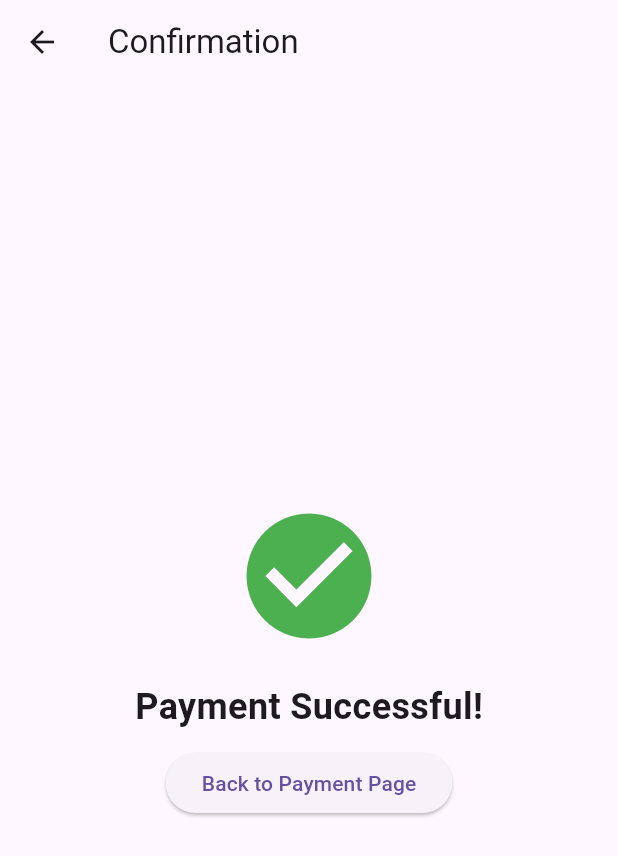
After one commit to Ggayi-Edward/Property_management_application, a Flutter app: the ConfirmationPage screen opened directly, on a phone screen of 412 x 824 dp. The commit adds this screen. Shown: the top 856 px of the screen. Run offline on Flutter 3.47's test engine with Material 3 defaults, Android fonts, the phone set to English and light mode, and no system bars; our stand-ins replace carousel_slider, firebase_auth, firebase_core, flutter_svg, fluttertoast, font_awesome_flutter and 1 more; accounts and stored records are empty; project files that could hold a hidden picture were left out.

Commit message:
added code for payment and confirmation

```diff
--- a/analysis_options.yaml
+++ b/analysis_options.yaml
@@ -7,6 +7,9 @@
 
 # The following line activates a set of recommended lints for Flutter apps,
 # packages, and plugins designed to encourage good coding practices.
+analyzer:
+  errors:
+    use_key_in_widget_constructors: ignore
 include: package:flutter_lints/flutter.yaml
 
 linter:
--- a/lib/main.dart
+++ b/lib/main.dart
@@ -1,9 +1,9 @@
+// ignore: depend_on_referenced_packages
 import 'package:firebase_core/firebase_core.dart';
-import 'package:flutter/material.dart';
+
 import 'package:propertysmart2/export/file_exports.dart';
 import 'package:propertysmart2/pages/intro/splash_screen.dart';
 import 'package:propertysmart2/screens/forgot_password.dart';
-import 'package:propertysmart2/screens/login_screen.dart';
 
 //Future main() async {
   //WidgetsFlutterBinding.ensureInitialized();
@@ -18,6 +18,7 @@ import 'package:propertysmart2/screens/login_screen.dart';
       ),
 
   );
+  // ignore: prefer_const_constructors
   runApp(MyApp());
 }
 
--- /dev/null
+++ b/lib/payment/confirmation_page.dart
@@ -0,0 +1,43 @@
+// ignore_for_file: prefer_const_constructors
+
+import 'package:flutter/material.dart';
+// confirmation_page.dart
+
+
+// ignore: use_key_in_widget_constructors
+class ConfirmationPage extends StatelessWidget {
+  @override
+  Widget build(BuildContext context) {
+    return Scaffold(
+      appBar: AppBar(
+        title: Text('Confirmation'),
+      ),
+      body: Center(
+        child: Column(
+          mainAxisAlignment: MainAxisAlignment.center,
+          crossAxisAlignment: CrossAxisAlignment.center,
+          children: [
+            Icon(
+              Icons.check_circle,
+              color: Colors.green,
+              size: 100.0,
+            ),
+            SizedBox(height: 20.0),
+            Text(
+              'Payment Successful!',
+              style: TextStyle(fontSize: 24.0, fontWeight: FontWeight.bold),
+            ),
+            SizedBox(height: 10.0),
+            ElevatedButton(
+              onPressed: () {
+                // Navigate back to the previous screen, or any desired action
+                Navigator.pop(context);
+              },
+              child: Text('Back to Payment Page'),
+            ),
+          ],
+        ),
+      ),
+    );
+  }
+}
```
Also changed, not shown: lib/payment/payment_page.dart (added, +138 -0 lines), assets/payment_background.jpeg (added).
